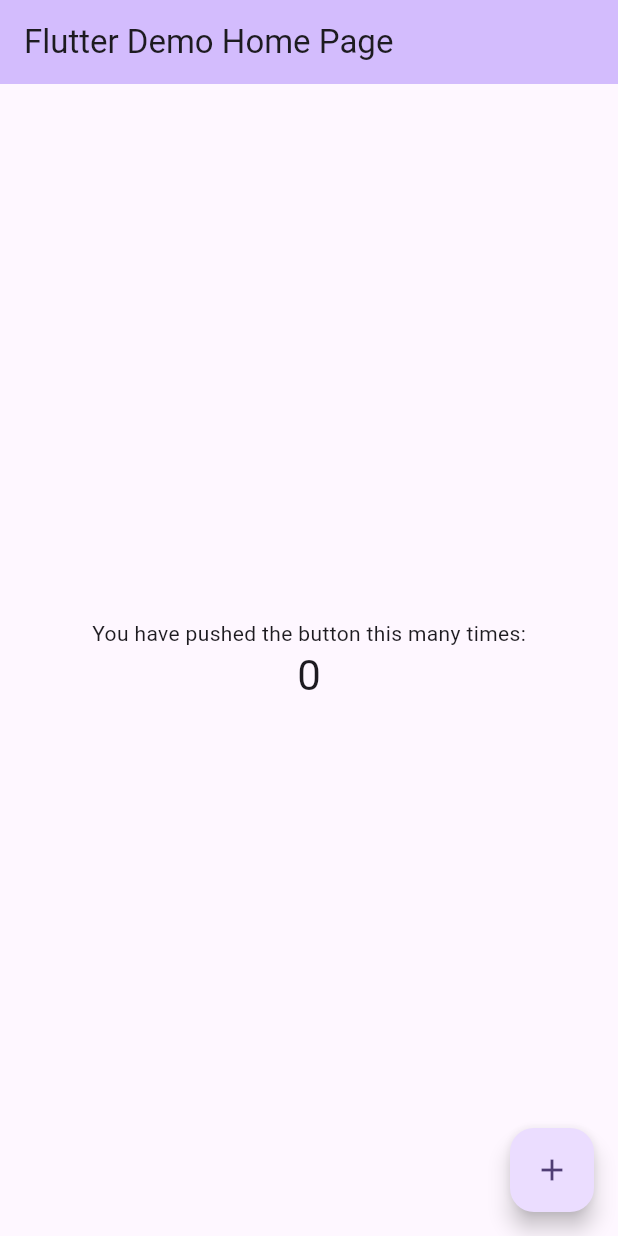
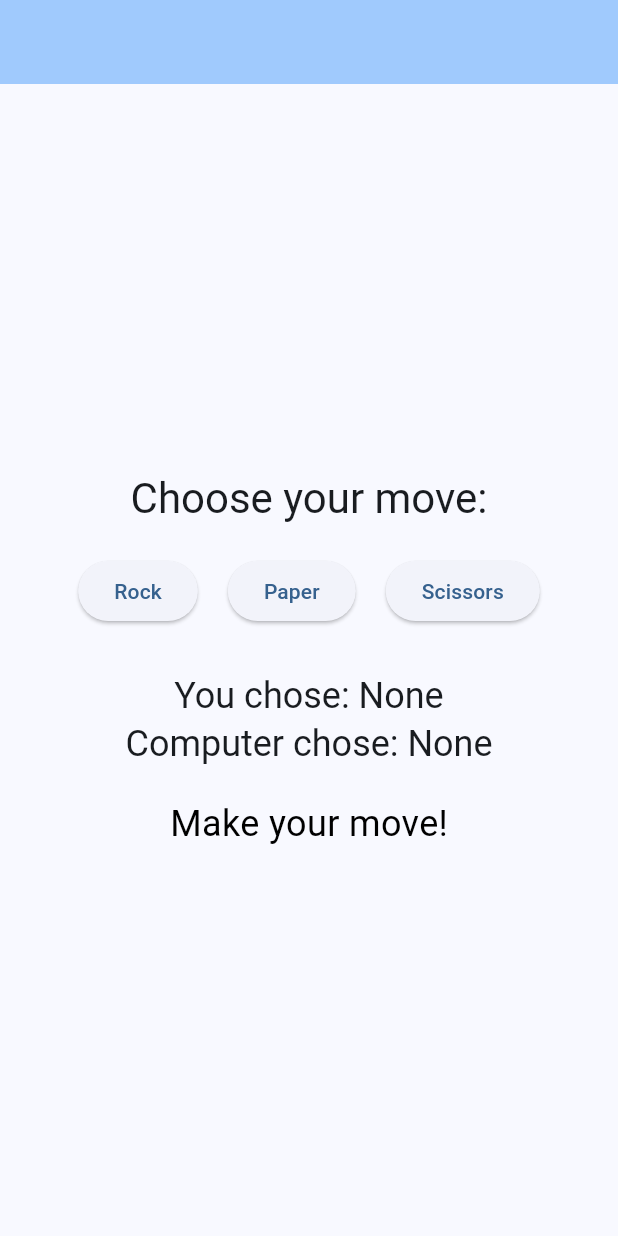
Before and after one commit to VitaliyLPNU/Flutter_labs, a Flutter app: the screen it shows after launch, on a phone screen of 412 x 824 dp. Run offline on Flutter 3.47's test engine with Material 3 defaults, Android fonts, the phone set to English and light mode, and no system bars.

Commit message:
first commit(finish)

```diff
--- a/lib/main.dart
+++ b/lib/main.dart
@@ -1,3 +1,4 @@
+import 'dart:math';
 import 'package:flutter/material.dart';
 
 void main() {
@@ -7,119 +8,116 @@ void main() {
 class MyApp extends StatelessWidget {
   const MyApp({super.key});
 
-  // This widget is the root of your application.
   @override
   Widget build(BuildContext context) {
+    const title = 'Rock, Paper, Scissors';
     return MaterialApp(
-      title: 'Flutter Demo',
+      title: title,
       theme: ThemeData(
-        // This is the theme of your application.
-        //
-        // TRY THIS: Try running your application with "flutter run". You'll see
-        // the application has a purple toolbar. Then, without quitting the app,
-        // try changing the seedColor in the colorScheme below to Colors.green
-        // and then invoke "hot reload" (save your changes or press the "hot
-        // reload" button in a Flutter-supported IDE, or press "r" if you used
-        // the command line to start the app).
-        //
-        // Notice that the counter didn't reset back to zero; the application
-        // state is not lost during the reload. To reset the state, use hot
-        // restart instead.
-        //
-        // This works for code too, not just values: Most code changes can be
-        // tested with just a hot reload.
-        colorScheme: ColorScheme.fromSeed(seedColor: Colors.deepPurple),
-        useMaterial3: true,
+        colorScheme: ColorScheme.fromSeed(seedColor: Colors.blue),
       ),
-      home: const MyHomePage(title: 'Flutter Demo Home Page'),
+      home: const MyHomePage(),
     );
   }
 }
 
 class MyHomePage extends StatefulWidget {
-  const MyHomePage({super.key, required this.title});
-
-  // This widget is the home page of your application. It is stateful, meaning
-  // that it has a State object (defined below) that contains fields that affect
-  // how it looks.
-
-  // This class is the configuration for the state. It holds the values (in this
-  // case the title) provided by the parent (in this case the App widget) and
-  // used by the build method of the State. Fields in a Widget subclass are
-  // always marked "final".
-
-  final String title;
+  const MyHomePage({super.key});
 
   @override
   State<MyHomePage> createState() => _MyHomePageState();
 }
 
 class _MyHomePageState extends State<MyHomePage> {
-  int _counter = 0;
+  // Варіанти вибору
+  final List<String> choices = ['Rock', 'Paper', 'Scissors'];
+  String? userChoice;
+  String? computerChoice;
+  String resultMessage = 'Make your move!';
 
-  void _incrementCounter() {
+  // Випадковий вибір комп'ютера
+  void _makeComputerChoice() {
+    computerChoice = choices[Random().nextInt(3)];
+  }
+
+  // Визначення переможця
+  void _determineWinner() {
+    if (userChoice == computerChoice) {
+      resultMessage = 'It\'s a Draw!';
+    } else if (
+      (userChoice == 'Rock' && computerChoice == 'Scissors') ||
+      (userChoice == 'Paper' && computerChoice == 'Rock') ||
+      (userChoice == 'Scissors' && computerChoice == 'Paper')
+    ) {
+      resultMessage = 'You Win!';
+    } else {
+      resultMessage = 'You Lose!';
+    }
+  }
+
+  // Обробка вибору користувача
+  void _onUserChoice(String choice) {
     setState(() {
-      // This call to setState tells the Flutter framework that something has
-      // changed in this State, which causes it to rerun the build method below
-      // so that the display can reflect the updated values. If we changed
-      // _counter without calling setState(), then the build method would not be
-      // called again, and so nothing would appear to happen.
-      _counter++;
+      userChoice = choice;
+      _makeComputerChoice();
+      _determineWinner();
     });
   }
 
   @override
   Widget build(BuildContext context) {
-    // This method is rerun every time setState is called, for instance as done
-    // by the _incrementCounter method above.
-    //
-    // The Flutter framework has been optimized to make rerunning build methods
-    // fast, so that you can just rebuild anything that needs updating rather
-    // than having to individually change instances of widgets.
     return Scaffold(
       appBar: AppBar(
-        // TRY THIS: Try changing the color here to a specific color (to
-        // Colors.amber, perhaps?) and trigger a hot reload to see the AppBar
-        // change color while the other colors stay the same.
         backgroundColor: Theme.of(context).colorScheme.inversePrimary,
-        // Here we take the value from the MyHomePage object that was created by
-        // the App.build method, and use it to set our appbar title.
-        title: Text(widget.title),
+        title: const Text(''),
       ),
       body: Center(
-        // Center is a layout widget. It takes a single child and positions it
-        // in the middle of the parent.
         child: Column(
-          // Column is also a layout widget. It takes a list of children and
-          // arranges them vertically. By default, it sizes itself to fit its
-          // children horizontally, and tries to be as tall as its parent.
-          //
-          // Column has various properties to control how it sizes itself and
-          // how it positions its children. Here we use mainAxisAlignment to
-          // center the children vertically; the main axis here is the vertical
-          // axis because Columns are vertical (the cross axis would be
-          // horizontal).
-          //
-          // TRY THIS: Invoke "debug painting" (choose the "Toggle Debug Paint"
-          // action in the IDE, or press "p" in the console), to see the
-          // wireframe for each widget.
           mainAxisAlignment: MainAxisAlignment.center,
-          children: <Widget>[
-            const Text(
-              'You have pushed the button this many times:',
+          children: [
+            Text(
+              'Choose your move:',
+              style: Theme.of(context).textTheme.headlineMedium,
+            ),
+            const SizedBox(height: 20),
+            // Кнопки для вибору користувача
+            Row(
+              mainAxisAlignment: MainAxisAlignment.center,
+              children: choices.map((choice) {
+                return Padding(
+                  padding: const EdgeInsets.symmetric(horizontal: 10),
+                  child: ElevatedButton(
+                    onPressed: () => _onUserChoice(choice),
+                    child: Text(choice),
+                  ),
+                );
+              }).toList(),
+            ),
+            const SizedBox(height: 30),
+            // Відображення результатів
+            Text(
+              'You chose: ${userChoice ?? 'None'}',
+              style: Theme.of(context).textTheme.headlineSmall,
             ),
             Text(
-              '$_counter',
-              style: Theme.of(context).textTheme.headlineMedium,
+              'Computer chose: ${computerChoice ?? 'None'}',
+              style: Theme.of(context).textTheme.headlineSmall,
+            ),
+            const SizedBox(height: 20),
+            Text(
+              resultMessage,
+              style: TextStyle(
+                color: resultMessage == 'You Win!'
+                    ? Colors.green
+                    : resultMessage == 'You Lose!'
+                        ? Colors.red
+                        : Colors.black,
+                fontSize: 24,
+              ),
             ),
           ],
         ),
       ),
-      floatingActionButton: FloatingActionButton(
-        onPressed: _incrementCounter,
-        tooltip: 'Increment',
-        child: const Icon(Icons.add),
-      ), // This trailing comma makes auto-formatting nicer for build methods.
     );
   }
 }
```
Also changed, not shown: image-1.png (added), image-2.png (added), image.png (added), 1 other file.
